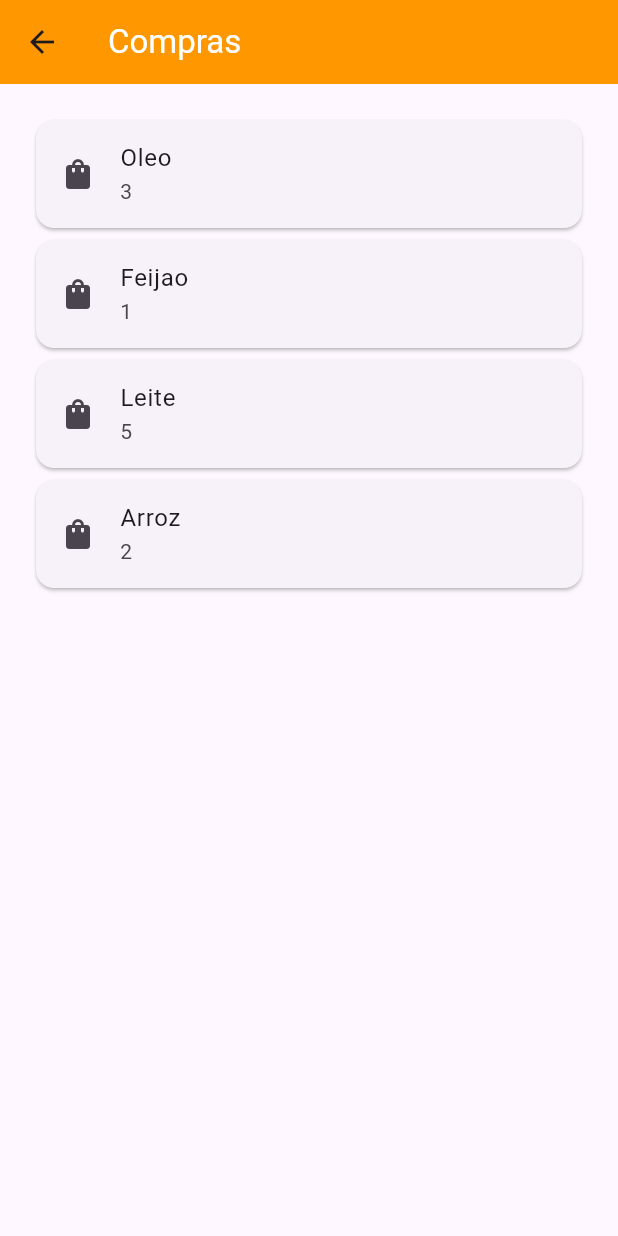
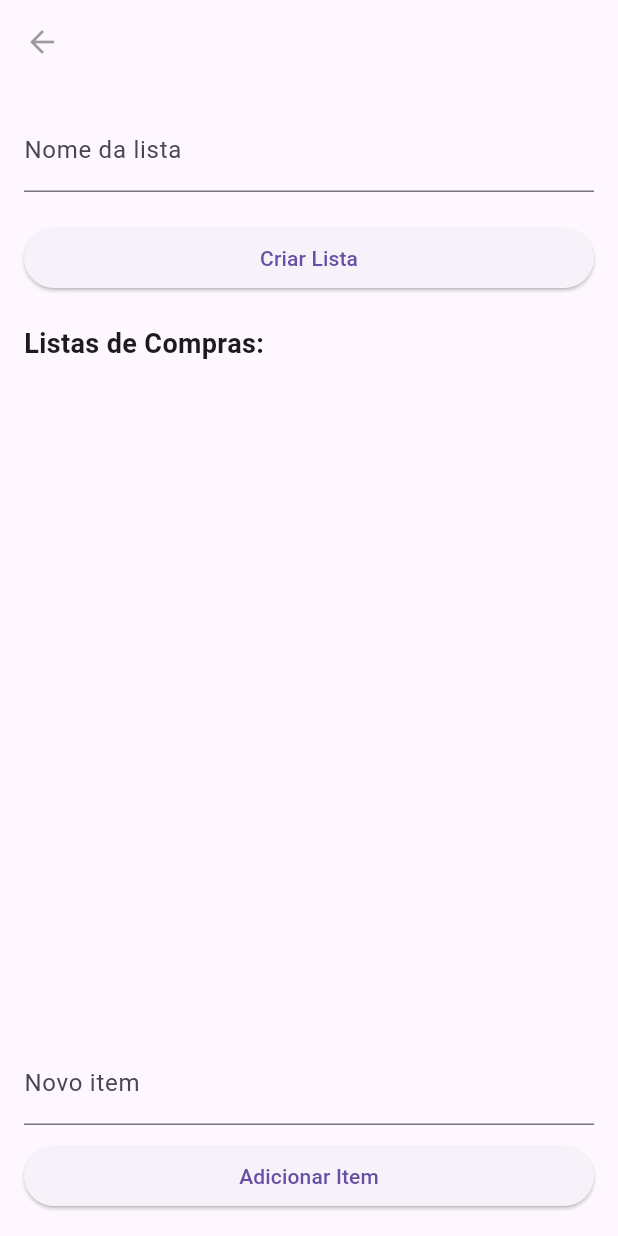
Before and after one commit to DaniMroch/app_listacompras, a Flutter app: the Menu screen opened by its route, after a tap on "Criar Lista", on a phone screen of 412 x 824 dp. Run offline on Flutter 3.47's test engine with Material 3 defaults, Android fonts, the phone set to English and light mode, and no system bars; our stand-ins replace device_preview.

Commit message:
pag_list_test

```diff
--- a/lib/main.dart
+++ b/lib/main.dart
@@ -1,7 +1,8 @@
 // ignore_for_file: prefer_const_constructors, prefer_const_literals_to_create_immutables, sized_box_for_whitespace
-import 'package:app_listacompras/view/criarlista.dart';
+//import 'package:app_listacompras/view/criarlista.dart';
 import 'package:device_preview/device_preview.dart';
 import 'package:flutter/material.dart';
+import 'view/lista.dart';
 import 'view/login.dart';
 import 'view/cadastro.dart';
 import 'view/menu.dart';
@@ -33,7 +34,7 @@ class MainApp extends StatelessWidget {
         't3': (context) => RecuperaSenha(),
         't4': (context) => Menu(),
         't5': (context) => Sobre(),
-        't6': (context) => CriarLista(),
+        't6': (context) => ListaComprasScreen(),
       },
     );
   }
--- /dev/null
+++ b/lib/view/lista.dart
@@ -0,0 +1,166 @@
+// ignore_for_file: prefer_final_fields, prefer_const_constructors
+
+import 'package:flutter/material.dart';
+
+class ListaComprasScreen extends StatefulWidget {
+  @override
+  _ListaComprasScreenState createState() => _ListaComprasScreenState();
+}
+
+class _ListaComprasScreenState extends State<ListaComprasScreen> {
+  TextEditingController _listaController = TextEditingController();
+  TextEditingController _itemController = TextEditingController();
+  List<List<String>> _listasDeCompras = [];
+
+  void _criarLista() {
+    setState(() {
+      _listasDeCompras.add([_listaController.text]);
+      _listaController.clear();
+    });
+  }
+
+  void _adicionarItem(int index, String item) {
+    setState(() {
+      _listasDeCompras[index].add(item);
+    });
+  }
+
+  void _removerItem(int indexLista, int indexItem) {
+    setState(() {
+      _listasDeCompras[indexLista].removeAt(indexItem);
+    });
+  }
+
+  void _editarItem(int indexLista, int indexItem, String novoItem) {
+    setState(() {
+      _listasDeCompras[indexLista][indexItem] = novoItem;
+    });
+  }
+
+  @override
+  Widget build(BuildContext context) {
+    return Scaffold(
+      appBar: AppBar(
+          leading: IconButton(
+          icon: const Icon(Icons.arrow_back),
+          color: Colors.black38,
+          onPressed: () => Navigator.pop(context, false),
+        ),
+      ),
+      body: Padding(
+        padding: EdgeInsets.all(16.0),
+        child: Column(
+          crossAxisAlignment: CrossAxisAlignment.stretch,
+          children: <Widget>[
+            TextField(
+              controller: _listaController,
+              decoration: InputDecoration(
+                labelText: 'Nome da lista',
+              ),
+            ),
+            SizedBox(height: 20.0),
+            ElevatedButton(
+              onPressed: _criarLista,
+              child: Text('Criar Lista'),
+            ),
+            SizedBox(height: 20.0),
+            Text(
+              'Listas de Compras:',
+              style: TextStyle(fontSize: 18.0, fontWeight: FontWeight.bold),
+            ),
+            Expanded(
+              child: ListView.builder(
+                itemCount: _listasDeCompras.length,
+                itemBuilder: (BuildContext context, int index) {
+                  return Column(
+                    crossAxisAlignment: CrossAxisAlignment.start,
+                    children: <Widget>[
+                      SizedBox(height: 10.0),
+                      Text(
+                        'Lista ${_listasDeCompras[index][0]}',
+                        style: TextStyle(
+                          fontSize: 16.0,
+                          fontWeight: FontWeight.bold,
+                        ),
+                      ),
+                      ListView.builder(
+                        shrinkWrap: true,
+                        itemCount: _listasDeCompras[index].length - 1,
+                        itemBuilder: (BuildContext context, int itemIndex) {
+                          return Dismissible(
+                            key: UniqueKey(),
+                            onDismissed: (direction) {
+                              setState(() {
+                                _removerItem(index, itemIndex);
+                              });
+                            },
+                            background: Container(color: Colors.red),
+                            child: ListTile(
+                              title: Text(_listasDeCompras[index][itemIndex + 1]),
+                              trailing: IconButton(
+                                icon: Icon(Icons.edit),
+                                onPressed: () {
+                                  showDialog(
+                                    context: context,
+                                    builder: (BuildContext context) {
+                                      String novoItem = _listasDeCompras[index][itemIndex + 1];
+                                      return AlertDialog(
+                                        title: Text('Editar Item'),
+                                        content: TextField(
+                                          onChanged: (value) {
+                                            novoItem = value;
+                                          },
+                                          controller: TextEditingController()..text = _listasDeCompras[index][itemIndex + 1],
+                                        ),
+                                        actions: <Widget>[
+                                          TextButton(
+                                            onPressed: () {
+                                              Navigator.of(context).pop();
+                                            },
+                                            child: Text('Cancelar'),
+                                          ),
+                                          TextButton(
+                                            onPressed: () {
+                                              _editarItem(index, itemIndex + 1, novoItem);
+                                              Navigator.of(context).pop();
+                                            },
+                                            child: Text('Salvar'),
+                                          ),
+                                        ],
+                                      );
+                                    },
+                                  );
+                                },
+                              ),
+                            ),
+                          );
+                        },
+                      ),
+                    ],
+                  );
+                },
+              ),
+            ),
+            SizedBox(height: 20.0),
+            TextField(
+              controller: _itemController,
+              decoration: InputDecoration(
+                labelText: 'Novo item',
+              ),
+            ),
+            SizedBox(height: 10.0),
+            ElevatedButton(
+              onPressed: () {
+                if (_listasDeCompras.isNotEmpty) {
+                  _adicionarItem(_listasDeCompras.length - 1, _itemController.text);
+                  _itemController.clear();
+                }
+              },
+              child: Text('Adicionar Item'),
+            ),
+          ],
+        ),
+      ),
+    );
+  }
+}
```
